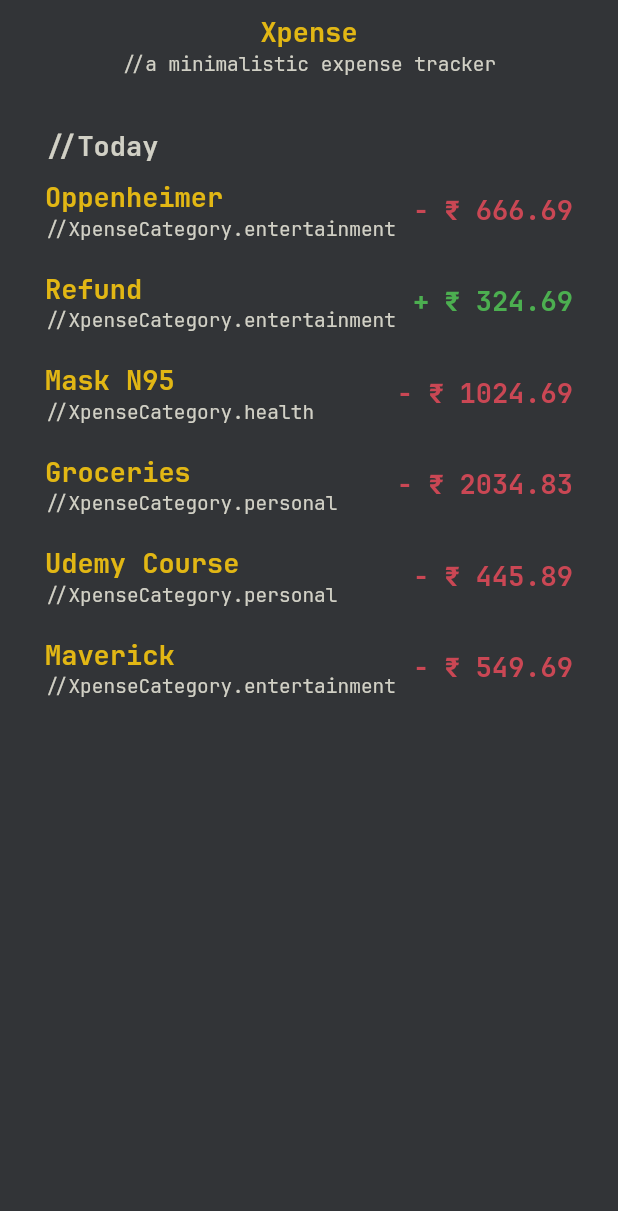
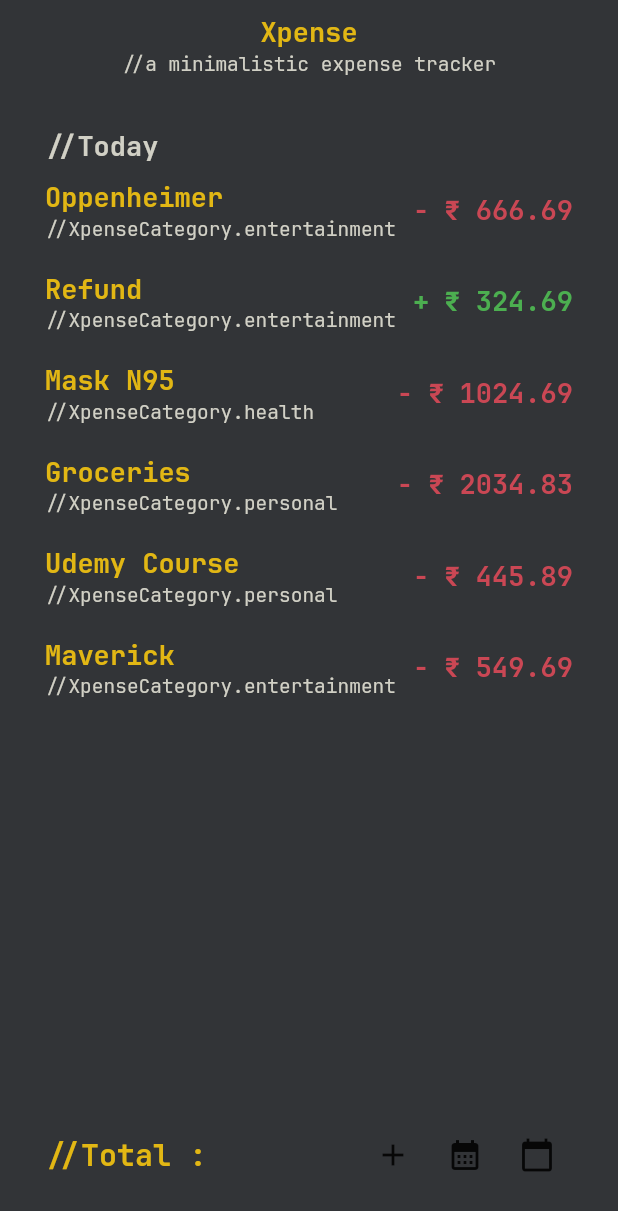
Before and after one commit to laggedskapari/Xpense, a Flutter app: the screen it shows after launch, on a phone screen of 412 x 824 dp. Shown: the top 1211 px of the screen. Run offline on Flutter 3.47's test engine with Material 2 defaults, Android fonts, the phone set to English and light mode, and no system bars; missing offline and left inert: date_formatter.

Commit message:
Initiated Utility BAr

```diff
--- a/mobile/lib/screens/home.dart
+++ b/mobile/lib/screens/home.dart
@@ -3,6 +3,7 @@ import 'package:flutter/material.dart';
 import 'package:mobile/widgets/daily_xpenses.dart';
 import 'package:mobile/xpense_theme.dart';
 import 'package:mobile/widgets/xpense_appbar.dart';
+import 'package:mobile/widgets/utility_bar.dart';
 
 class HomeScreen extends StatelessWidget {
   const HomeScreen({super.key});
@@ -12,8 +13,13 @@ class HomeScreen extends StatelessWidget {
     return Scaffold(
       backgroundColor: XpenseTheme.backgroundColor,
       appBar: const XpenseAppBar(),
-      body: Center(
-        child: DailyXpeneses()
+      body: Column(
+        children: [
+          Expanded(
+            child: DailyXpeneses(),
+          ),
+          const UtilityBar(),
+        ],
       ),
     );
   }
--- /dev/null
+++ b/mobile/lib/widgets/utility_bar.dart
@@ -0,0 +1,34 @@
+import 'package:flutter/material.dart';
+import 'package:mobile/xpense_theme.dart';
+
+class UtilityBar extends StatelessWidget {
+  const UtilityBar({ super.key });
+
+  @override
+  Widget build(BuildContext context) {
+    return Container(
+      padding: const EdgeInsets.all(30),
+      child: Row(
+        children: [
+          const Text(
+            '//Total : ',
+            style: XpenseTheme.headerFont,
+          ),
+          Spacer(),
+          IconButton(
+            onPressed: () {},
+            icon: const Icon(Icons.add),
+          ),
+          IconButton(
+            onPressed: () {},
+            icon: const Icon(Icons.calendar_month),
+          ),
+          IconButton(
+            onPressed: () {},
+            icon: const Icon(Icons.calendar_today),
+          ),
+        ],
+      ),
+    );
+  }
+}
```
